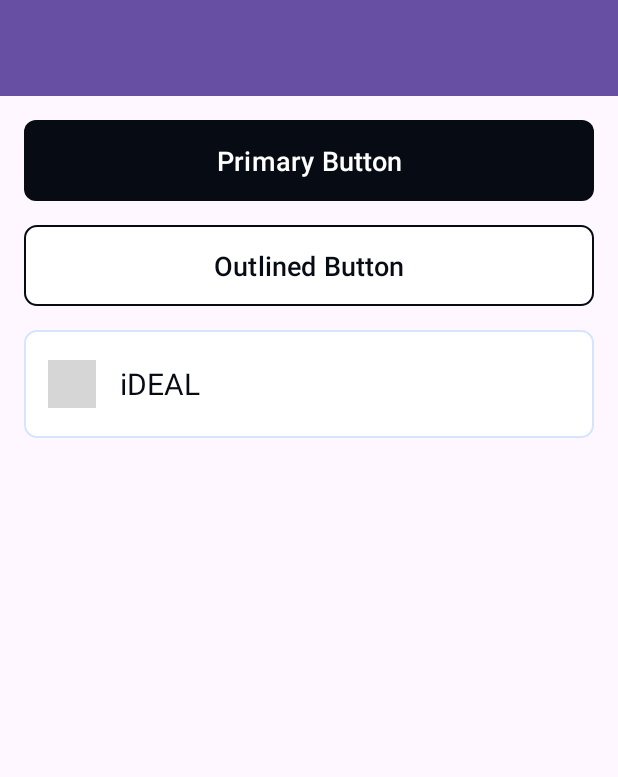
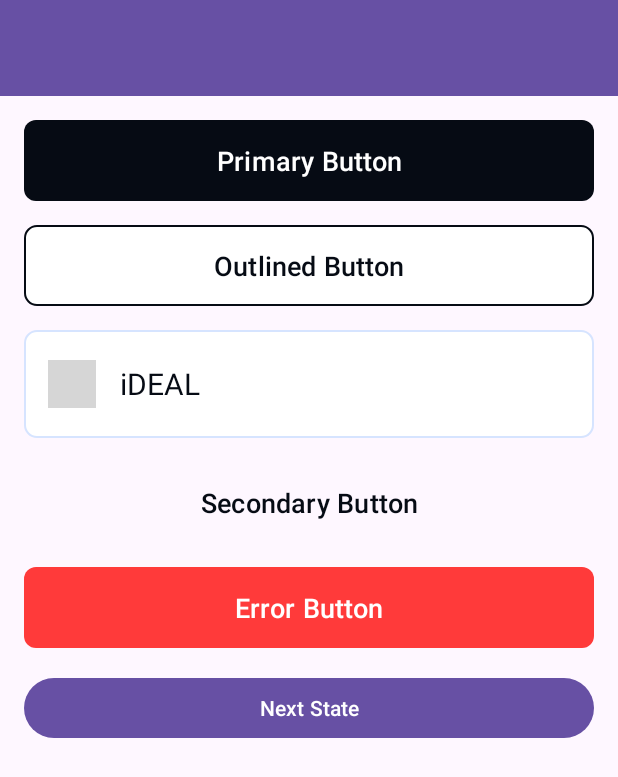
Before and after one commit to paymentwall/android-gamepay-sdk-core-ui, an Android app: the screen it shows after launch (GPMainActivity), after a tap on "Buttons", on a phone screen of 412 x 824 dp. Shown: the top 777 px of the screen. Run offline under Robolectric (Android 15) with nearby library versions, the light colour scheme and no system bars; pictures from the network do not load; grey boxes are pictures that could not be loaded.

Commit message:
Add secondary and error button docs and demo

```diff
--- a/app/src/main/java/com/terminal3/t3gamepaysdkcoreui/GPButtonsFragment.java
+++ b/app/src/main/java/com/terminal3/t3gamepaysdkcoreui/GPButtonsFragment.java
@@ -5,14 +5,17 @@ import android.util.Log;
 import android.view.LayoutInflater;
 import android.view.View;
 import android.view.ViewGroup;
+import android.widget.Button;
 
 import androidx.annotation.NonNull;
 import androidx.annotation.Nullable;
 import androidx.fragment.app.Fragment;
 
+import com.terminal3.gpcoreui.components.GPErrorButton;
 import com.terminal3.gpcoreui.components.GPOutlinedButton;
 import com.terminal3.gpcoreui.components.GPPayAltoButton;
 import com.terminal3.gpcoreui.components.GPPrimaryButton;
+import com.terminal3.gpcoreui.components.GPSecondaryButton;
 import com.terminal3.gpcoreui.enums.GPButtonState;
 
 public class GPButtonsFragment extends Fragment {
@@ -29,6 +32,11 @@ public class GPButtonsFragment extends Fragment {
         GPPrimaryButton primary = view.findViewById(R.id.demoPrimaryButton);
         GPOutlinedButton outlined = view.findViewById(R.id.demoOutlinedButton);
         GPPayAltoButton payAlto = view.findViewById(R.id.demoPayAltoButton);
+        GPSecondaryButton secondary = view.findViewById(R.id.demoSecondaryButton);
+        GPErrorButton error = view.findViewById(R.id.demoErrorButton);
+        Button stateToggle = view.findViewById(R.id.btnStateToggle);
+
+        GPPrimaryButton[] buttons = new GPPrimaryButton[] {primary, outlined, secondary, error};
 
         primary.setOnClickListener(v -> {
             primary.setState(GPButtonState.LOADING);
@@ -48,5 +56,24 @@ public class GPButtonsFragment extends Fragment {
         payAlto.setOnClickListener( v -> {
             Log.d("GPButtonsFragment", "PayAlto button clicked");
         });
+
+        stateToggle.setOnClickListener(v -> {
+            for (GPPrimaryButton button : buttons) {
+                button.setState(nextState(button.getState()));
+            }
+        });
+    }
+
+    private GPButtonState nextState(GPButtonState state) {
+        switch (state) {
+            case DEFAULT:
+                return GPButtonState.LOADING;
+            case LOADING:
+                return GPButtonState.INACTIVE;
+            case INACTIVE:
+                return GPButtonState.PRESS;
+            default:
+                return GPButtonState.DEFAULT;
+        }
     }
 }
--- a/app/src/main/res/layout/fragment_buttons.xml
+++ b/app/src/main/res/layout/fragment_buttons.xml
@@ -40,5 +40,26 @@
             app:imageSrc="@drawable/ic_pw_logo"
             app:title="iDEAL" />
 
+        <com.terminal3.gpcoreui.components.GPSecondaryButton
+            android:id="@+id/demoSecondaryButton"
+            android:layout_width="match_parent"
+            android:layout_height="wrap_content"
+            android:layout_marginTop="16dp"
+            android:text="Secondary Button" />
+
+        <com.terminal3.gpcoreui.components.GPErrorButton
+            android:id="@+id/demoErrorButton"
+            android:layout_width="match_parent"
+            android:layout_height="wrap_content"
+            android:layout_marginTop="16dp"
+            android:text="Error Button" />
+
+        <Button
+            android:id="@+id/btnStateToggle"
+            android:layout_width="match_parent"
+            android:layout_height="wrap_content"
+            android:layout_marginTop="16dp"
+            android:text="Next State" />
+
     </LinearLayout>
 </LinearLayout>
```
Also changed, not shown: 3 other files.
